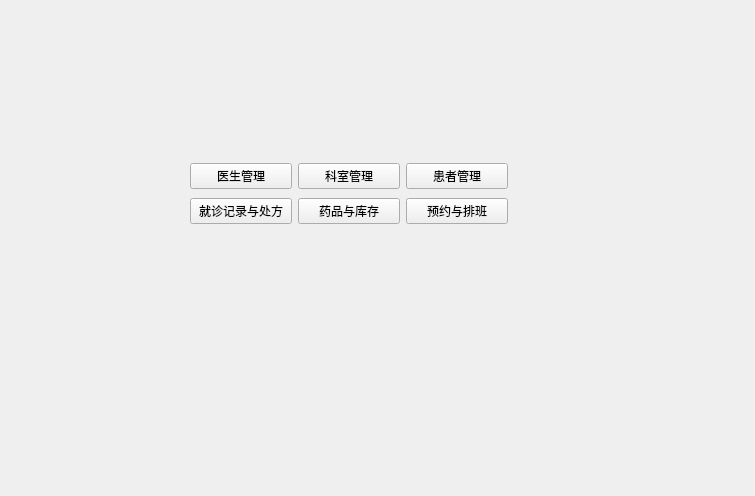
Above: welcomeview.ui from jiaminxu-design/qt-medical_system before the change. Below: the same form after it.
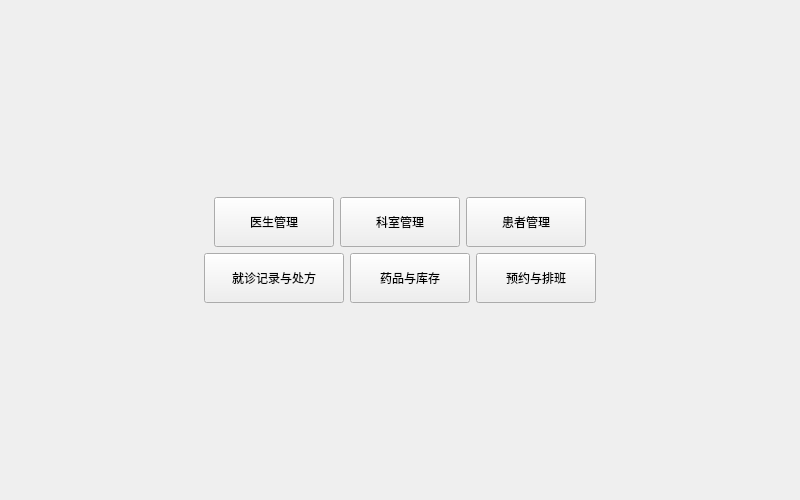
That is the form after the change.

Commit message: 所有ui界面完成初步设计

Diff of the .ui file:
```diff
--- a/welcomeview.ui
+++ b/welcomeview.ui
@@ -6,38 +6,47 @@
    <rect>
     <x>0</x>
     <y>0</y>
-    <width>755</width>
-    <height>496</height>
+    <width>800</width> <!-- 适度加宽窗口，提升操作空间 -->
+    <height>500</height>
    </rect>
   </property>
   <property name="windowTitle">
    <string>欢迎</string>
   </property>
-  <widget class="QWidget" name="">
-   <property name="geometry">
-    <rect>
-     <x>190</x>
-     <y>160</y>
-     <width>318</width>
-     <height>69</height>
-    </rect>
+  <!-- 替换固定位置的layoutWidget为全局布局，避免按钮偏移 -->
+  <layout class="QVBoxLayout" name="mainVerticalLayout">
+   <property name="spacing">20</property> <!-- 上下布局间距 -->
+   <property name="contentsMargins">50, 80, 50, 80</property> <!-- 窗口内边距 -->
+   <property name="alignment">
+    <set>Qt::AlignCenter</set> <!-- 整体内容居中 -->
    </property>
-   <layout class="QVBoxLayout" name="verticalLayout">
+
+   <!-- 第一行按钮 -->
     <item>
      <layout class="QHBoxLayout" name="horizontalLayout">
+     <property name="spacing">15</property> <!-- 按钮间距 -->
+     <property name="alignment">
+      <set>Qt::AlignCenter</set>
+     </property>
       <item>
        <widget class="QPushButton" name="btDoctor">
         <property name="text">
          <string>医生管理</string>
         </property>
+       <property name="minimumSize"> <!-- 统一按钮尺寸 -->
+        <size>
+         <width>120</width>
+         <height>50</height>
+        </size>
+       </property>
        </widget>
       </item>
       <item>
        <widget class="QPushButton" name="btDepartment">
-        <property name="minimumSize">
+       <property name="minimumSize"> <!-- 移除原0尺寸，统一按钮大小 -->
          <size>
-          <width>0</width>
-          <height>0</height>
+         <width>120</width>
+         <height>50</height>
          </size>
         </property>
         <property name="text">
@@ -50,17 +59,35 @@
         <property name="text">
          <string>患者管理</string>
         </property>
+       <property name="minimumSize">
+        <size>
+         <width>120</width>
+         <height>50</height>
+        </size>
+       </property>
        </widget>
       </item>
      </layout>
     </item>
+
+   <!-- 第二行按钮 -->
     <item>
      <layout class="QHBoxLayout" name="horizontalLayout_2">
+     <property name="spacing">15</property> <!-- 按钮间距 -->
+     <property name="alignment">
+      <set>Qt::AlignCenter</set>
+     </property>
       <item>
        <widget class="QPushButton" name="btRecord">
         <property name="text">
          <string>就诊记录与处方</string>
         </property>
+       <property name="minimumSize"> <!-- 适配长文本，适度加宽 -->
+        <size>
+         <width>140</width>
+         <height>50</height>
+        </size>
+       </property>
        </widget>
       </item>
       <item>
@@ -68,6 +95,12 @@
         <property name="text">
          <string>药品与库存</string>
         </property>
+       <property name="minimumSize">
+        <size>
+         <width>120</width>
+         <height>50</height>
+        </size>
+       </property>
        </widget>
       </item>
       <item>
@@ -75,12 +108,17 @@
         <property name="text">
          <string>预约与排班</string>
         </property>
+       <property name="minimumSize">
+        <size>
+         <width>120</width>
+         <height>50</height>
+        </size>
+       </property>
        </widget>
       </item>
      </layout>
     </item>
    </layout>
-  </widget>
  </widget>
  <resources/>
  <connections/>
```
Lines whose indentation alone changed are shown as unchanged. The commit also changes 4 other files.
